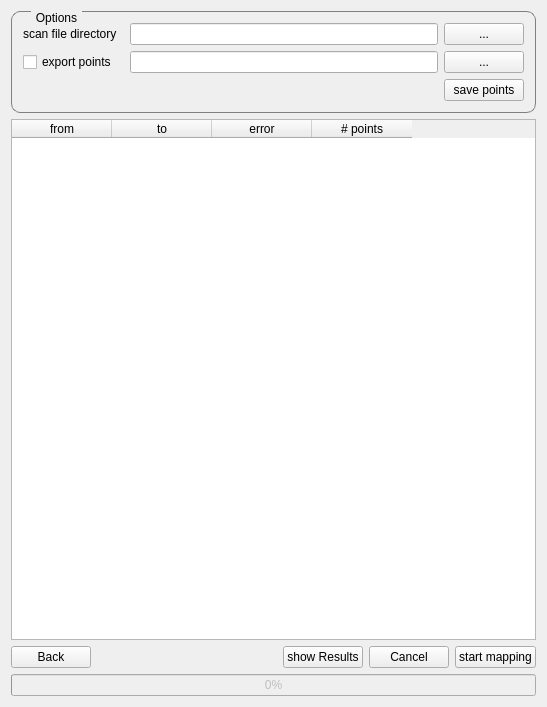
Above: src/grabe_mapping/src/rqt_plugin/gui_plugin.ui from JannikGrabe/grabe_mapping before the change. Below: the same form after it.
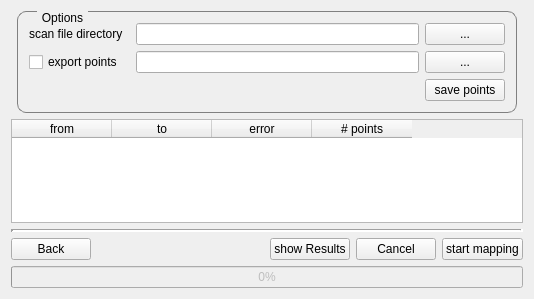
That is the form after the change.

```diff
--- a/src/grabe_mapping/src/rqt_plugin/gui_plugin.ui
+++ b/src/grabe_mapping/src/rqt_plugin/gui_plugin.ui
@@ -6,19 +6,58 @@
    <rect>
     <x>0</x>
     <y>0</y>
-    <width>547</width>
-    <height>707</height>
+    <width>534</width>
+    <height>299</height>
    </rect>
   </property>
+  <property name="sizePolicy">
+   <sizepolicy hsizetype="Preferred" vsizetype="Preferred">
+    <horstretch>0</horstretch>
+    <verstretch>0</verstretch>
+   </sizepolicy>
+  </property>
+  <property name="minimumSize">
+   <size>
+    <width>0</width>
+    <height>0</height>
+   </size>
+  </property>
   <property name="windowTitle">
    <string>Mapping</string>
   </property>
   <widget class="QWidget" name="centralWidget">
    <layout class="QVBoxLayout" name="verticalLayout">
     <item>
-     <layout class="QVBoxLayout" name="vl_settings">
+     <layout class="QHBoxLayout" name="hl_main">
+      <item>
+       <spacer name="horizontalSpacer">
+        <property name="orientation">
+         <enum>Qt::Horizontal</enum>
+        </property>
+        <property name="sizeHint" stdset="0">
+         <size>
+          <width>40</width>
+          <height>20</height>
+         </size>
+        </property>
+       </spacer>
+      </item>
+      <item>
+       <layout class="QVBoxLayout" name="vl_main">
       <item>
        <widget class="QGroupBox" name="gb_options">
+          <property name="sizePolicy">
+           <sizepolicy hsizetype="Fixed" vsizetype="Preferred">
+            <horstretch>0</horstretch>
+            <verstretch>0</verstretch>
+           </sizepolicy>
+          </property>
+          <property name="minimumSize">
+           <size>
+            <width>500</width>
+            <height>0</height>
+           </size>
+          </property>
         <property name="styleSheet">
          <string notr="true">
 QGroupBox {
@@ -39,6 +78,13 @@
          <string>Options</string>
         </property>
         <layout class="QGridLayout" name="gridLayout">
+           <item row="0" column="0">
+            <widget class="QLabel" name="l_source_dir">
+             <property name="text">
+              <string>scan file directory</string>
+             </property>
+            </widget>
+           </item>
          <item row="1" column="0">
           <widget class="QCheckBox" name="cb_export">
            <property name="text">
@@ -46,6 +92,19 @@
            </property>
           </widget>
          </item>
+           <item row="0" column="1">
+            <widget class="QLineEdit" name="le_source_dir">
+             <property name="sizePolicy">
+              <sizepolicy hsizetype="Expanding" vsizetype="Fixed">
+               <horstretch>0</horstretch>
+               <verstretch>0</verstretch>
+              </sizepolicy>
+             </property>
+             <property name="readOnly">
+              <bool>true</bool>
+             </property>
+            </widget>
+           </item>
          <item row="1" column="2">
           <widget class="QPushButton" name="pb_export">
            <property name="text">
@@ -53,23 +112,6 @@
            </property>
           </widget>
          </item>
-         <item row="0" column="0">
-          <widget class="QLabel" name="l_source_dir">
-           <property name="text">
-            <string>scan file directory</string>
-           </property>
-          </widget>
-         </item>
-         <item row="1" column="1">
-          <widget class="QLineEdit" name="le_export">
-           <property name="readOnly">
-            <bool>true</bool>
-           </property>
-          </widget>
-         </item>
-         <item row="0" column="1">
-          <widget class="QLineEdit" name="le_source_dir"/>
-         </item>
          <item row="0" column="2">
           <widget class="QPushButton" name="pb_source_dir">
            <property name="text">
@@ -77,6 +119,19 @@
            </property>
           </widget>
          </item>
+           <item row="1" column="1">
+            <widget class="QLineEdit" name="le_export">
+             <property name="sizePolicy">
+              <sizepolicy hsizetype="Expanding" vsizetype="Fixed">
+               <horstretch>0</horstretch>
+               <verstretch>0</verstretch>
+              </sizepolicy>
+             </property>
+             <property name="readOnly">
+              <bool>true</bool>
+             </property>
+            </widget>
+           </item>
          <item row="2" column="2">
           <widget class="QPushButton" name="pb_export_save">
            <property name="text">
@@ -87,6 +142,34 @@
         </layout>
        </widget>
       </item>
+        <item>
+         <spacer name="verticalSpacer">
+          <property name="orientation">
+           <enum>Qt::Vertical</enum>
+          </property>
+          <property name="sizeHint" stdset="0">
+           <size>
+            <width>20</width>
+            <height>40</height>
+           </size>
+          </property>
+         </spacer>
+        </item>
+       </layout>
+      </item>
+      <item>
+       <spacer name="horizontalSpacer_2">
+        <property name="orientation">
+         <enum>Qt::Horizontal</enum>
+        </property>
+        <property name="sizeHint" stdset="0">
+         <size>
+          <width>40</width>
+          <height>20</height>
+         </size>
+        </property>
+       </spacer>
+      </item>
      </layout>
     </item>
     <item>
@@ -116,6 +199,16 @@
       </column>
      </widget>
     </item>
+    <item>
+     <widget class="Line" name="line">
+      <property name="lineWidth">
+       <number>3</number>
+      </property>
+      <property name="orientation">
+       <enum>Qt::Horizontal</enum>
+      </property>
+     </widget>
+    </item>
     <item>
      <layout class="QHBoxLayout" name="hl_start">
       <item>
@@ -161,6 +254,19 @@
       </item>
      </layout>
     </item>
+    <item>
+     <spacer name="verticalSpacer_2">
+      <property name="orientation">
+       <enum>Qt::Vertical</enum>
+      </property>
+      <property name="sizeHint" stdset="0">
+       <size>
+        <width>20</width>
+        <height>40</height>
+       </size>
+      </property>
+     </spacer>
+    </item>
     <item>
      <widget class="QProgressBar" name="pb_progress">
       <property name="enabled">
```
Lines whose indentation alone changed are shown as unchanged.
